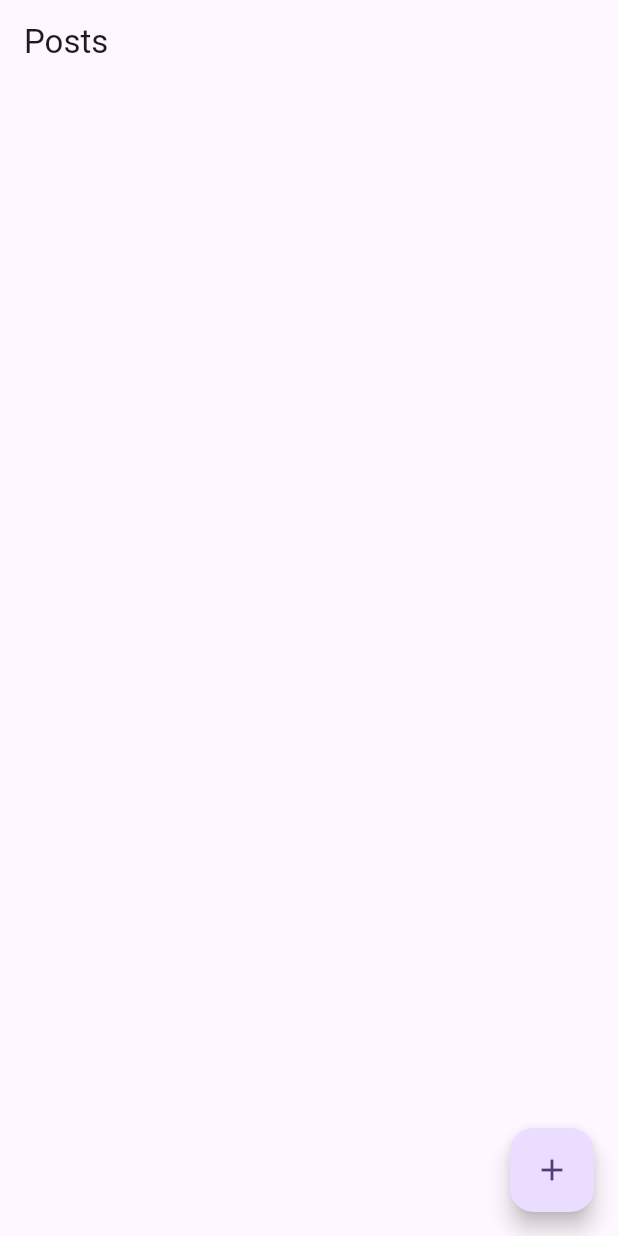
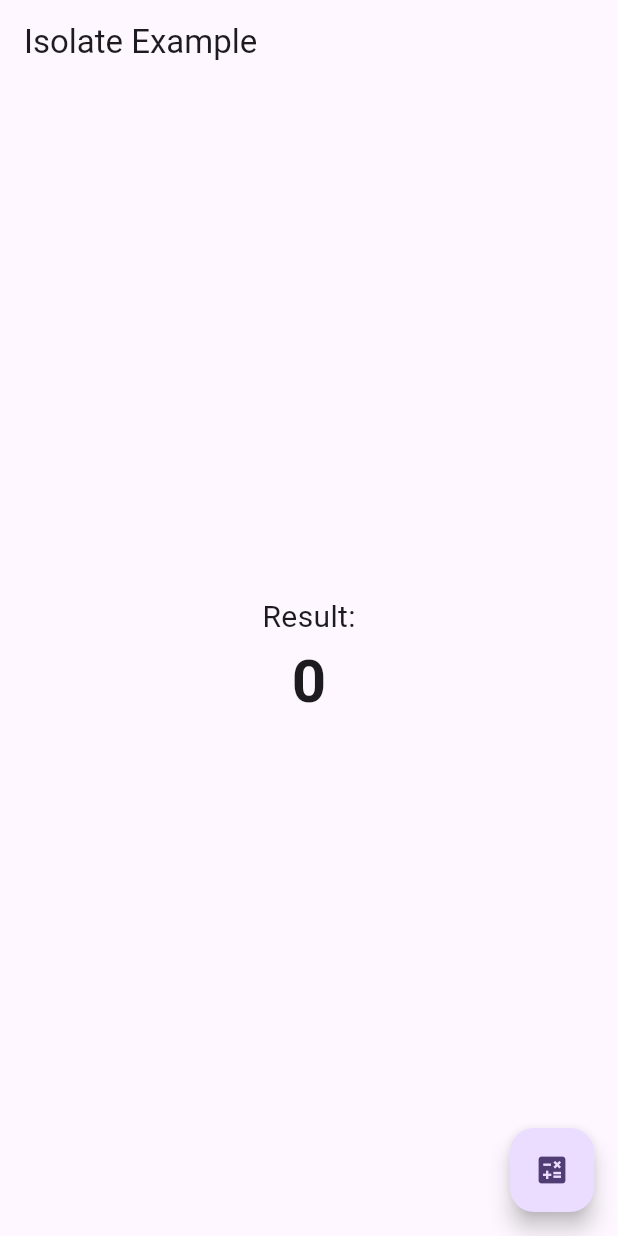
Before and after one commit to TejasLearningGithub/stream-crud-Api, a Flutter app: the screen it shows after launch, on a phone screen of 412 x 824 dp. Run offline on Flutter 3.47's test engine with Material 2 defaults, Android fonts, the phone set to English and light mode, and no system bars.

Commit message:
ADD:isolates

```diff
--- /dev/null
+++ b/ex_stream/lib/isolate_example/ex_isolate_first.dart
@@ -0,0 +1,69 @@
+import 'dart:isolate';
+
+import 'package:flutter/material.dart';
+
+class IsolateExample extends StatefulWidget {
+  const IsolateExample({super.key});
+
+  @override
+  _IsolateExampleState createState() => _IsolateExampleState();
+}
+
+class _IsolateExampleState extends State<IsolateExample> {
+  int _result = 0;
+
+  void _calculateInIsolate() async {
+    ReceivePort receivePort = ReceivePort();
+    Isolate isolate = await Isolate.spawn(_isolateTask, receivePort.sendPort);
+
+    receivePort.listen((dynamic message) {
+      if (message is int) {
+        setState(() {
+          _result = message;
+        });
+      }
+    });
+
+    // Perform other tasks while waiting for the isolate to complete
+    // ...
+
+    isolate.kill(priority: Isolate.immediate);
+  }
+
+  static void _isolateTask(SendPort sendPort) {
+    int sum = 0;
+    for (int i = 1; i <= 10; i++) {
+      sum += i;
+    }
+
+    sendPort.send(sum);
+  }
+
+  @override
+  Widget build(BuildContext context) {
+    return Scaffold(
+      appBar: AppBar(
+        title: const Text('Isolate Example'),
+      ),
+      body: Center(
+        child: Column(
+          mainAxisAlignment: MainAxisAlignment.center,
+          children: [
+            const Text(
+              'Result:',
+              style: TextStyle(fontSize: 20),
+            ),
+            Text(
+              '$_result',
+              style: const TextStyle(fontSize: 40, fontWeight: FontWeight.bold),
+            ),
+          ],
+        ),
+      ),
+      floatingActionButton: FloatingActionButton(
+        onPressed: _calculateInIsolate,
+        child: const Icon(Icons.calculate),
+      ),
+    );
+  }
+}
--- a/ex_stream/lib/main.dart
+++ b/ex_stream/lib/main.dart
@@ -2,6 +2,7 @@ import 'package:ex_stream/chat_gpt/main_stream/person_stream.dart';
 import 'package:ex_stream/chat_gpt/main_stream/person_stream_second.dart';
 import 'package:ex_stream/chat_gpt/post_widget.dart';
 import 'package:ex_stream/convert_to_stream/screen/disp_data.dart';
+import 'package:ex_stream/isolate_example/ex_isolate_first.dart';
 import 'package:flutter/material.dart';
 
 void main() {
@@ -15,11 +16,12 @@ class MyApp extends StatelessWidget {
   @override
   Widget build(BuildContext context) {
     return MaterialApp(
-        title: 'Flutter Demo',
-        theme: ThemeData(
-          colorScheme: ColorScheme.fromSeed(seedColor: Colors.deepPurple),
-          useMaterial3: true,
-        ),
-        home: PostsScreenWithStream());
+      title: 'Flutter Demo',
+      theme: ThemeData(
+        colorScheme: ColorScheme.fromSeed(seedColor: Colors.deepPurple),
+        useMaterial3: true,
+      ),
+      home: const IsolateExample(),
+    );
   }
 }
```
